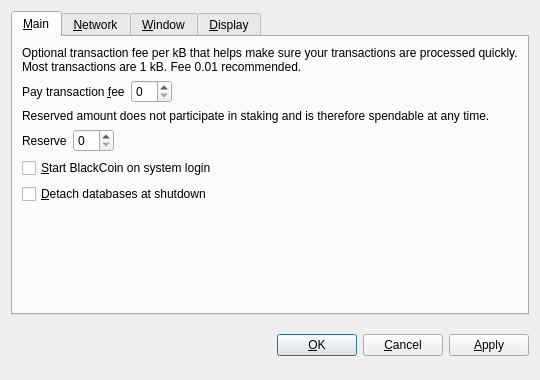
The window that src/qt/forms/optionsdialog.ui (hanxianzhai/bonescoin) describes before a commit, drawn with Qt 5.
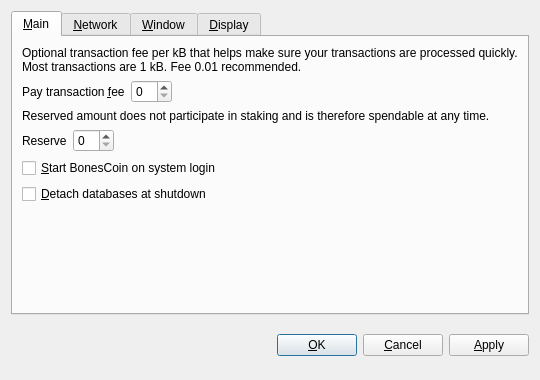
The same window after the commit. Custom widgets are drawn as their Qt base class.

```diff
--- a/src/qt/forms/optionsdialog.ui
+++ b/src/qt/forms/optionsdialog.ui
@@ -128,7 +128,7 @@
           <string>Automatically start BlackCoin after logging in to the system.</string>
          </property>
          <property name="text">
-          <string>&amp;Start BlackCoin on system login</string>
+          <string>&amp;Start BonesCoin on system login</string>
          </property>
         </widget>
        </item>
```
Left out of the diff: 10 changed lines with no effect on the pictures.
